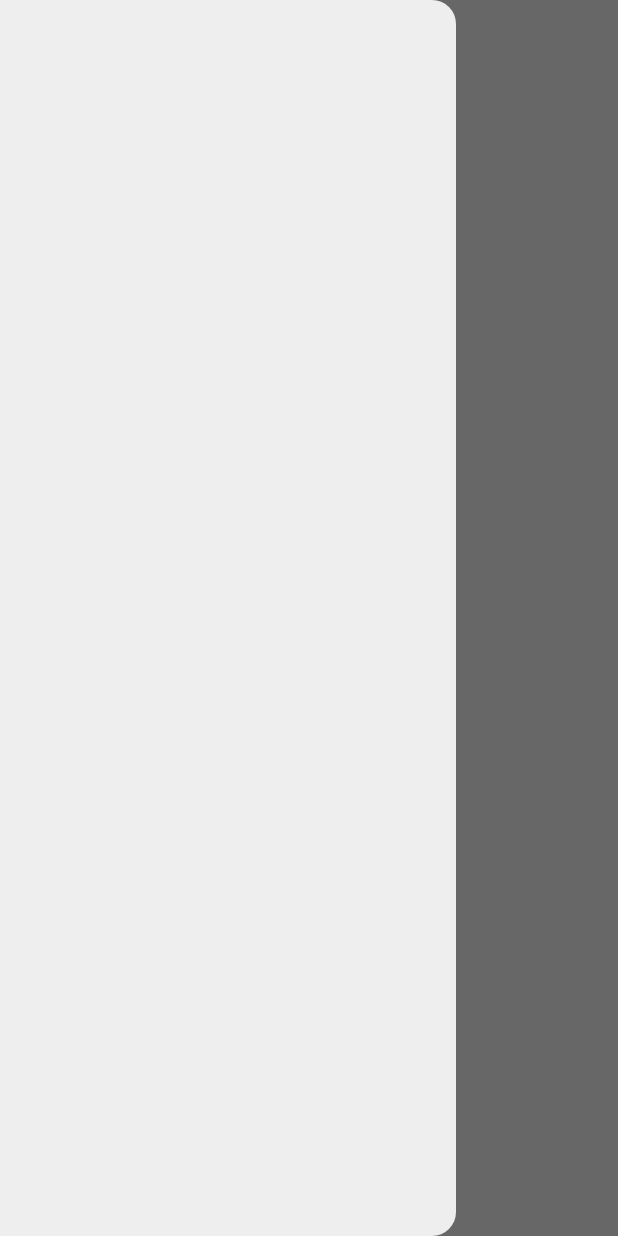
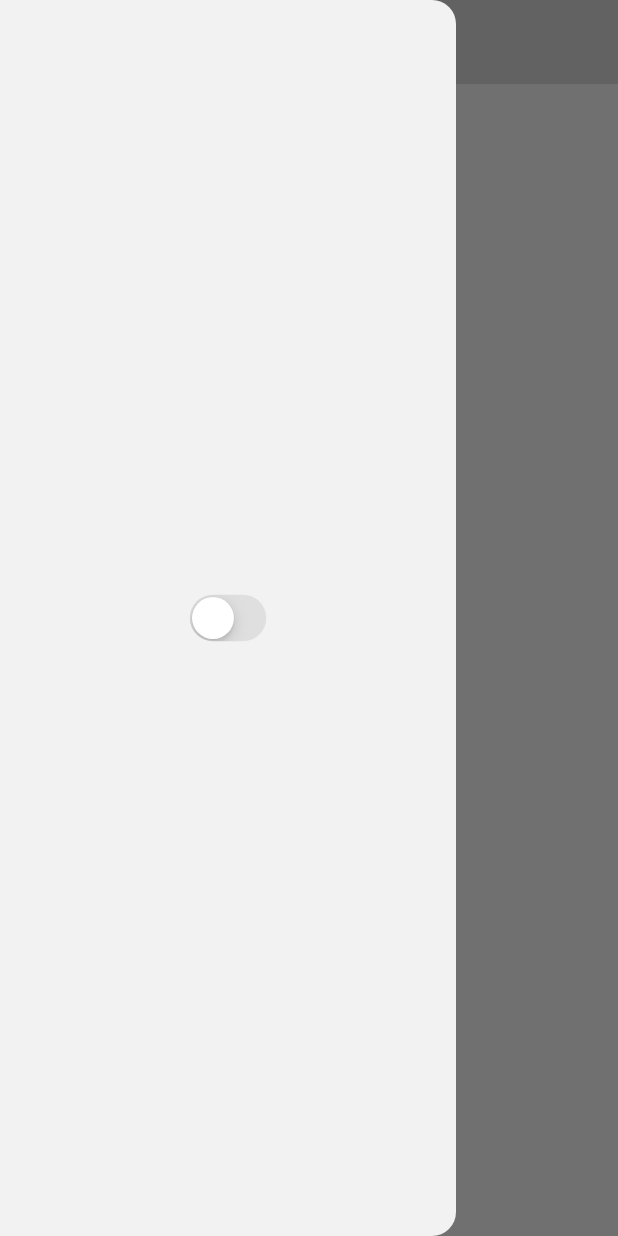
Before and after one commit to rahulgope45/Habit-Tracker, a Flutter app: the screen it shows after launch, with the side drawer open, on a phone screen of 412 x 824 dp. Run offline on Flutter 3.47's test engine with Material 3 defaults, Android fonts, the phone set to English and light mode, and no system bars.

Commit message:
theme Colors scheme and theme loading problem solved

```diff
--- a/lib/Pages/home_page.dart
+++ b/lib/Pages/home_page.dart
@@ -1,4 +1,7 @@
+import 'package:flutter/cupertino.dart';
 import 'package:flutter/material.dart';
+import 'package:habit_tracker/theme/theme_provider.dart';
+import 'package:provider/provider.dart';
 
 
 
@@ -14,11 +17,17 @@ class _HomePageState extends State<HomePage> {
   Widget build(BuildContext context) {
     return Scaffold(
       appBar: AppBar(
-        title: Text('Tracker'),
-        backgroundColor: Theme.of(context).colorScheme.background,
+        title: const Text('Tracker'),
+
       ),
       drawer: Drawer(
-        backgroundColor: Theme.of(context).colorScheme.secondary,
+        backgroundColor: Theme.of(context).colorScheme.surface,
+        child: CupertinoSwitch(
+          value: Provider.of<ThemeProvider>(context).isDarkMode,
+          onChanged: (value) =>
+          Provider.of<ThemeProvider>(context, listen: false)
+          .toggleTheme(),
+          ),
       ),
     );
   }
--- a/lib/main.dart
+++ b/lib/main.dart
@@ -10,13 +10,13 @@ void main() {
   runApp(
     ChangeNotifierProvider(
     create: (context) => ThemeProvider(),
-    child: const MyApp(),
+    child:  MyApp(),
     ),
   );
 }
 
 class MyApp extends StatelessWidget {
-  const MyApp({super.key});
+   MyApp({super.key});
 
 
   @override
--- a/lib/theme/dark_mode.dart
+++ b/lib/theme/dark_mode.dart
@@ -1,14 +1,21 @@
 import 'package:flutter/material.dart';
 
 ThemeData darkMode = ThemeData(
-  colorScheme: ColorScheme.dark(
-    surface: Colors.grey.shade900,
-    onSurface: Colors.black,
-    background: Colors.grey.shade300,
-    primary: Colors.grey.shade600,
-    secondary: Colors.grey.shade700,
-    tertiary: Colors.grey.shade800,
-    inversePrimary: Colors.grey.shade300,
+  useMaterial3: true,
+  colorScheme: const ColorScheme.dark(
+    surface: Color(0xFF121212),
+    onSurface: Colors.white,
+    primary: Color(0xFF2C2C2C),
+    secondary: Color(0xFF3A3A3A),
+    tertiary: Color(0xFF424242),
+    inversePrimary: Color(0xFFE0E0E0),
+  ),
+  scaffoldBackgroundColor: Colors.black,
 
+  appBarTheme: const AppBarTheme(
+    backgroundColor: Color(0xFF1E1E1E),
+    foregroundColor: Colors.white,
+    surfaceTintColor: Colors.transparent, // 🔥 disables default tint
+    elevation: 0,
   ),
 );
--- a/lib/theme/light_mode.dart
+++ b/lib/theme/light_mode.dart
@@ -1,15 +1,22 @@
 import 'package:flutter/material.dart';
 
 ThemeData lightMode = ThemeData(
-  colorScheme: ColorScheme.light(
-    surface: Colors.grey.shade300,
+  useMaterial3: true,
+  colorScheme: const ColorScheme.light(
+    surface: Color(0xFFF2F2F2),
     onSurface: Colors.black,
-    background: Colors.grey.shade300,
+    primary: Color(0xFFB0BEC5),
+    secondary: Color(0xFFE0E0E0),
+    tertiary: Colors.white,
+    inversePrimary: Color(0xFF212121),
+  ),
+  scaffoldBackgroundColor: const Color(0xFFF5F5F5),
 
-    primary: Colors.grey.shade500,
-    secondary: Colors.grey.shade200,
-    tertiary: Colors.white,
-    inversePrimary: Colors.grey.shade900,
-
+  // ✅ Explicitly override Material 3 defaults
+  appBarTheme: const AppBarTheme(
+    backgroundColor: Color(0xFFD6D6D6),
+    foregroundColor: Colors.black,
+    surfaceTintColor: Colors.transparent, // 🔥 critical for M3
+    elevation: 0,
   ),
 );
--- a/lib/theme/theme_provider.dart
+++ b/lib/theme/theme_provider.dart
@@ -30,5 +30,10 @@ class ThemeProvider  extends ChangeNotifier{
       }
      }
 
+     void refreshTheme(){
+      _themeData = _themeData == lightMode ? lightMode : darkMode;
+      notifyListeners();
+     }
+
 
 }
```
